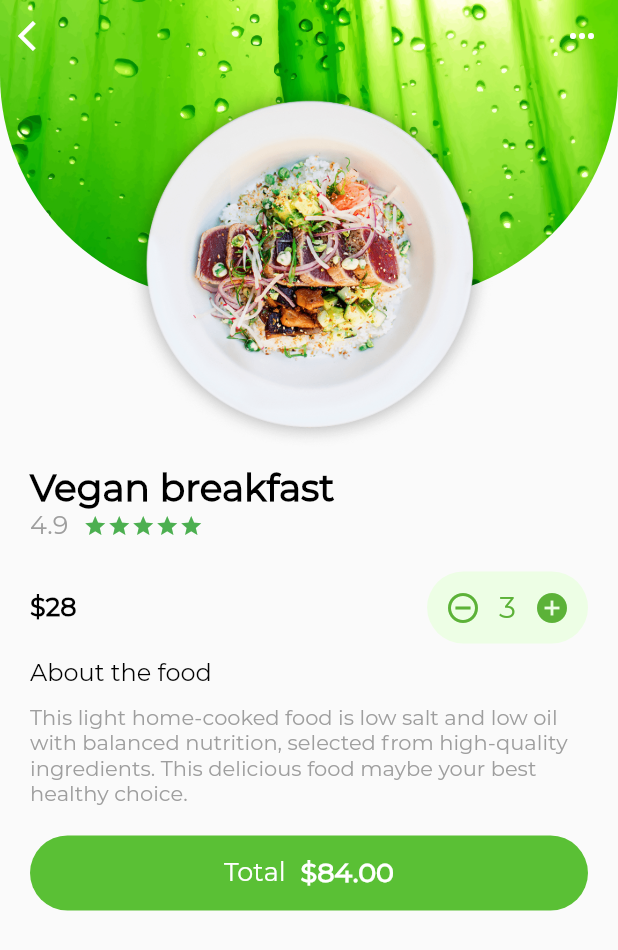
After one commit to phpcodertop/flutter_green_minimal_ui, a Flutter app: the screen it shows after launch, after a tap on "Vegan breakfast", on a phone screen of 412 x 824 dp. The commit adds this screen. Shown: the top 950 px of the screen. Run offline on Flutter 3.47's test engine with Material 2 defaults, Android fonts, the phone set to English and light mode, and no system bars; project files that could hold a hidden picture were left out.

Commit message:
Finish details page

```diff
--- /dev/null
+++ b/lib/details_page.dart
@@ -0,0 +1,248 @@
+import 'package:flutter/material.dart';
+
+class DetailsPage extends StatefulWidget {
+  final String hereTag;
+  final String foodName;
+  final String price;
+
+  DetailsPage(
+      {super.key,
+      required this.price,
+      required this.foodName,
+      required this.hereTag});
+
+  @override
+  State<DetailsPage> createState() => _DetailsPageState();
+}
+
+class _DetailsPageState extends State<DetailsPage> {
+  @override
+  Widget build(BuildContext context) {
+    return Scaffold(
+      body: ListView(
+        children: [
+          Stack(
+            children: [
+              Container(
+                height: 300.0,
+              ),
+              Container(
+                height: 200.0,
+                decoration: const BoxDecoration(
+                  image: DecorationImage(
+                    image: AssetImage('assets/green.jpg'),
+                    fit: BoxFit.cover,
+                  ),
+                  borderRadius: BorderRadius.only(
+                    bottomLeft: Radius.circular(150.0),
+                    bottomRight: Radius.circular(150.0),
+                  ),
+                ),
+              ),
+              Positioned(
+                top: 50.0,
+                left: (MediaQuery.of(context).size.width / 2) - 125,
+                child: Hero(
+                  tag: widget.foodName,
+                  child: Container(
+                    width: 250.0,
+                    height: 250.0,
+                    decoration: BoxDecoration(
+                      image: DecorationImage(
+                        image: AssetImage(widget.hereTag),
+                        fit: BoxFit.cover,
+                      ),
+                    ),
+                  ),
+                ),
+              ),
+              Align(
+                alignment: Alignment.topLeft,
+                child: IconButton(
+                  icon: const Icon(Icons.arrow_back_ios),
+                  color: Colors.white,
+                  onPressed: () {
+                    Navigator.of(context).pop();
+                  },
+                ),
+              ),
+              Align(
+                alignment: Alignment.topRight,
+                child: IconButton(
+                  icon: const Icon(Icons.more_horiz),
+                  color: Colors.white,
+                  onPressed: () {},
+                ),
+              ),
+            ],
+          ),
+          const SizedBox(height: 10.0),
+          Padding(
+            padding: const EdgeInsets.only(left: 20.0, right: 20.0),
+            child: Column(
+              crossAxisAlignment: CrossAxisAlignment.start,
+              children: [
+                Text(
+                  widget.foodName,
+                  style: const TextStyle(
+                    fontFamily: 'Montserrat',
+                    fontSize: 25.0,
+                    fontWeight: FontWeight.bold,
+                    color: Colors.black,
+                  ),
+                ),
+                Row(
+                  children: const [
+                    Text(
+                      '4.9',
+                      style: TextStyle(
+                        color: Colors.grey,
+                        fontSize: 17.0,
+                        fontFamily: 'Montserrat',
+                      ),
+                    ),
+                    SizedBox(width: 10.0),
+                    Icon(
+                      Icons.star,
+                      color: Colors.green,
+                      size: 16.0,
+                    ),
+                    Icon(
+                      Icons.star,
+                      color: Colors.green,
+                      size: 16.0,
+                    ),
+                    Icon(
+                      Icons.star,
+                      color: Colors.green,
+                      size: 16.0,
+                    ),
+                    Icon(
+                      Icons.star,
+                      color: Colors.green,
+                      size: 16.0,
+                    ),
+                    Icon(
+                      Icons.star,
+                      color: Colors.green,
+                      size: 16.0,
+                    ),
+                  ],
+                ),
+              ],
+            ),
+          ),
+          const SizedBox(height: 20.0),
+          Padding(
+            padding: const EdgeInsets.only(left: 20.0, right: 20.0),
+            child: Row(
+              mainAxisAlignment: MainAxisAlignment.spaceBetween,
+              children: [
+                Text(
+                  widget.price,
+                  style: const TextStyle(
+                    fontFamily: 'Montserrat',
+                    fontSize: 17.0,
+                    fontWeight: FontWeight.bold,
+                    color: Colors.black,
+                  ),
+                ),
+                Container(
+                  decoration: BoxDecoration(
+                    color: const Color(0xFFEDFEE5),
+                    borderRadius: BorderRadius.circular(25.0),
+                  ),
+                  child: Row(
+                    children: [
+                      IconButton(
+                        onPressed: () {},
+                        icon: const Icon(
+                          Icons.remove_circle_outline,
+                          color: Color(0xFF5CB238),
+                        ),
+                      ),
+                      const Text(
+                        '3',
+                        style: TextStyle(
+                          fontFamily: 'Montserrat',
+                          fontSize: 20.0,
+                          color: Color(0xFF5CB238),
+                        ),
+                      ),
+                      IconButton(
+                        onPressed: () {},
+                        icon: const Icon(
+                          Icons.add_circle,
+                          color: Color(0xFF5CB238),
+                        ),
+                      ),
+                    ],
+                  ),
+                ),
+              ],
+            ),
+          ),
+          const SizedBox(height: 10.0),
+          Padding(
+            padding: const EdgeInsets.only(left: 20.0, right: 20.0),
+            child: Column(
+              crossAxisAlignment: CrossAxisAlignment.start,
+              children: const [
+                Text(
+                  'About the food',
+                  style: TextStyle(
+                    fontFamily: 'Montserrat',
+                    fontSize: 16.0,
+                    color: Colors.black,
+                  ),
+                ),
+                SizedBox(height: 10.0),
+                Text(
+                  'This light home-cooked food is low salt and low oil with balanced nutrition, selected from high-quality ingredients. This delicious food maybe your best healthy choice.',
+                  style: TextStyle(
+                    fontFamily: 'Montserrat',
+                    fontSize: 14.0,
+                    color: Colors.grey,
+                  ),
+                ),
+              ],
+            ),
+          ),
+          const SizedBox(height: 20.0),
+          Padding(
+            padding: const EdgeInsets.only(left: 20.0, right: 20.0),
+            child: Container(
+              height: 50.0,
+              decoration: BoxDecoration(
+                borderRadius: BorderRadius.circular(30.0),
+                color: const Color(0xFF5AC035),
+              ),
+              child: Row(
+                mainAxisAlignment: MainAxisAlignment.center,
+                children: const [
+                  Text(
+                    'Total',
+                    style: TextStyle(
+                      color: Colors.white,
+                      fontFamily: 'Montserrat',
+                      fontSize: 17.0,
+                    ),
+                  ),
+                  SizedBox(width: 10.0),
+                  Text('\$84.00',
+                    style: TextStyle(
+                        fontFamily: 'Montserrat',
+                        fontSize: 18.0,
+                        color: Colors.white,
+                        fontWeight: FontWeight.bold
+                    ),
+                  ),
+                ],
+              ),
+            ),
+          ),
+        ],
+      ),
+    );
+  }
+}
--- a/lib/home_page.dart
+++ b/lib/home_page.dart
@@ -1,5 +1,5 @@
 import 'package:flutter/material.dart';
-import 'package:flutter/rendering.dart';
+import 'package:flutter_green_minimal_ui/details_page.dart';
 
 class HomePage extends StatefulWidget {
   const HomePage({Key? key}) : super(key: key);
@@ -157,7 +157,14 @@ class _HomePageState extends State<HomePage> {
 
   _buildListItem(String imgPath, String foodName, String price) {
     return InkWell(
-      onTap: () {},
+      onTap: () {
+        Navigator.of(context).push(
+          MaterialPageRoute(
+            builder: (ctx) => DetailsPage(
+                price: price, foodName: foodName, hereTag: imgPath),
+          ),
+        );
+      },
       child: Padding(
         padding: const EdgeInsets.only(left: 20.0, top: 10.0, bottom: 10.0),
         child: Container(
--- a/lib/main.dart
+++ b/lib/main.dart
@@ -12,6 +12,7 @@ class MyApp extends StatelessWidget {
   @override
   Widget build(BuildContext context) {
     return const MaterialApp(
+      debugShowCheckedModeBanner: false,
       title: 'Green Minimal',
       home: HomePage(),
     );
```
